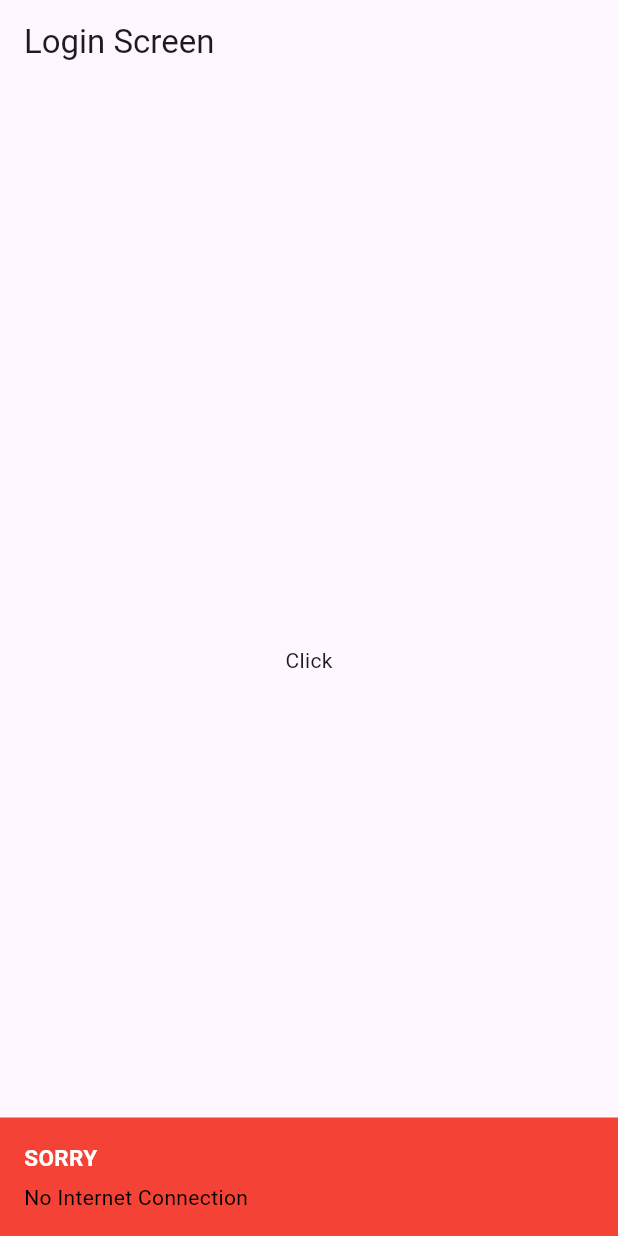
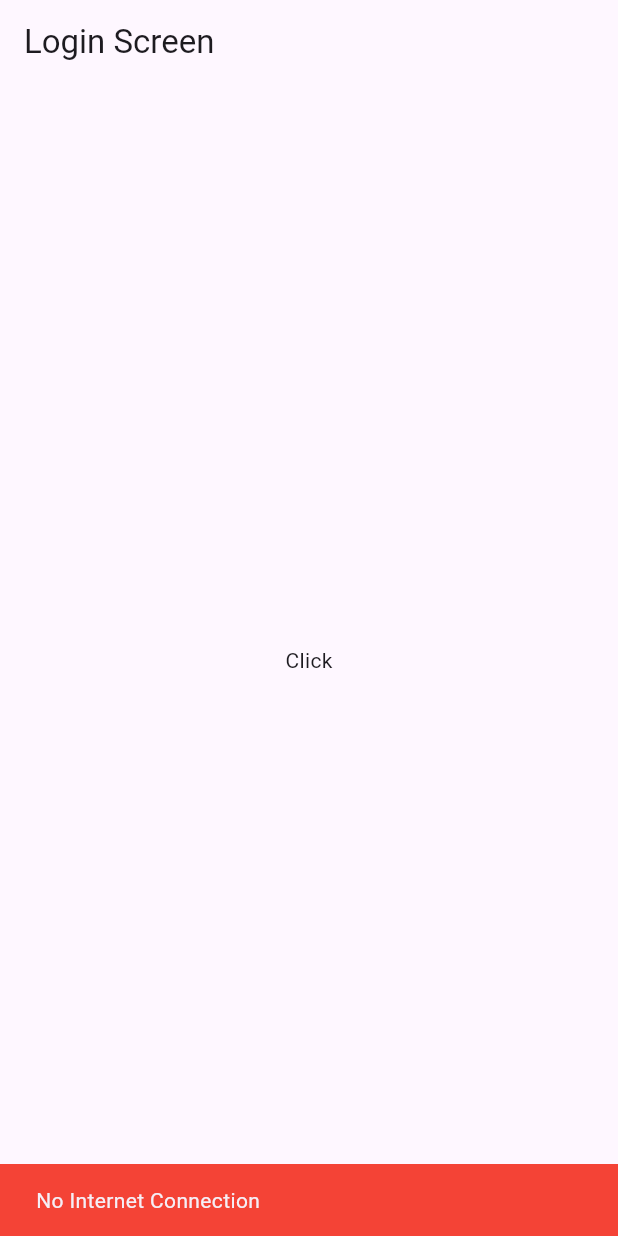
Before and after one commit to atik-sabuj/mvvm_provider, a Flutter app: the screen it shows after launch, after a tap on "Click", on a phone screen of 412 x 824 dp. Run offline on Flutter 3.47's test engine with Material 2 defaults, Android fonts, the phone set to English and light mode, and no system bars; drawn by our look-alikes of another_flushbar; our stand-ins replace fluttertoast.

Commit message:
Utils #5

```diff
--- a/lib/utils/utils.dart
+++ b/lib/utils/utils.dart
@@ -17,14 +17,30 @@ class Utils {
 
     showFlushbar(context: context,
     flushbar : Flushbar(
+      forwardAnimationCurve: Curves.decelerate,
+      margin: EdgeInsets.symmetric(horizontal: 20, vertical: 10),
+      padding: EdgeInsets.all(15),
       message : message,
+      messageColor: Colors.black,
+      duration: Duration(seconds: 3),
+      flushbarPosition: FlushbarPosition.TOP,
       backgroundColor: Colors.red,
-      title: "SORRY",
-      messageColor: Colors.black,
-      duration: Duration(seconds: 5),
+      reverseAnimationCurve: Curves.easeInOut,
+      positionOffset: 20,
+      icon: Icon(Icons.error, size: 28, color: Colors.white,),
+
     )..show(context),
 
     );
   }
 
+  static snackBar(String message, BuildContext context){
+    return ScaffoldMessenger.of(context).showSnackBar(
+
+      SnackBar(
+        backgroundColor: Colors.red,
+        content: Text(message),)
+    );
+  }
+
 }
--- a/lib/view/login_screen.dart
+++ b/lib/view/login_screen.dart
@@ -20,7 +20,7 @@ class _LoginScreenState extends State<LoginScreen> {
       body: Center(
         child: InkWell(
           onTap: (){
-            Utils.flushBarErrorMessage('No Internet Connection', context);
+            Utils.snackBar('No Internet Connection', context);
             //Utils.toastMessage('Click Me');
           },
           child: Text('Click')),
```
